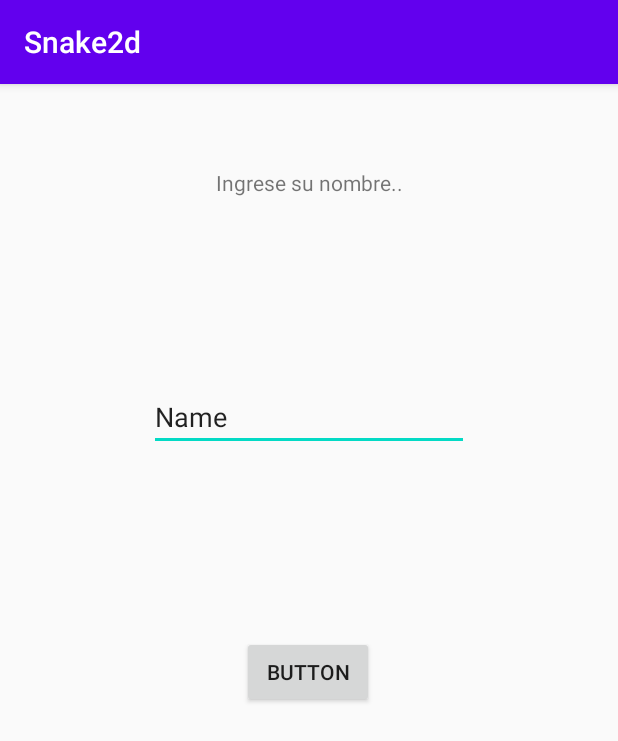
After one commit to diogalcam/Snake2d, an Android app: the Nombre screen opened directly, with no data from a screen before it, on a phone screen of 412 x 824 dp. The commit adds this screen. Shown: the top 741 px of the screen. Run offline under Robolectric (Android 15) with nearby library versions, the light colour scheme and no system bars.

Commit message:
Añadido ingresar nombre etc

```diff
--- a/app/src/main/AndroidManifest.xml
+++ b/app/src/main/AndroidManifest.xml
@@ -9,7 +9,8 @@
         android:roundIcon="@mipmap/ic_launcher_round"
         android:supportsRtl="true"
         android:theme="@style/AppTheme">
-        <activity android:name=".Marcador"></activity>
+        <activity android:name=".Nombre"></activity>
+        <activity android:name=".Marcador" />
         <activity android:name=".MainActivity" />
         <activity android:name=".GameActivity" />
         <activity android:name=".MenuActivity">
--- /dev/null
+++ b/app/src/main/java/com/example/snake2d/Nombre.java
@@ -0,0 +1,46 @@
+package com.example.snake2d;
+
+import androidx.appcompat.app.AppCompatActivity;
+
+import android.content.Intent;
+import android.os.Bundle;
+import android.util.Log;
+import android.view.View;
+import android.widget.Button;
+import android.widget.EditText;
+import android.widget.TextView;
+
+public class Nombre extends AppCompatActivity {
+    private TextView textView;
+    private EditText editText;
+    private Button buttonName;
+    public String nombreARecuperar;
+
+    @Override
+    protected void onCreate(Bundle savedInstanceState) {
+        super.onCreate(savedInstanceState);
+        setContentView(R.layout.activity_nombre);
+
+        textView = (TextView) findViewById(R.id.textViewName);
+        textView.setText("Ingrese su nombre..");
+
+        editText = (EditText) findViewById(R.id.editText);
+
+
+        buttonName = (Button) findViewById(R.id.buttonName);
+        buttonName.setOnClickListener(new View.OnClickListener(){
+            public void onClick(View v){
+                nombreARecuperar = editText.getText().toString();
+                Log.v("EditText", nombreARecuperar);
+                openActivity();
+            }
+        });
+    }
+
+    public void openActivity(){
+        Intent intent = new Intent(this,MainActivity.class);
+        intent.putExtra("nombreARecuperar",nombreARecuperar);
+        startActivity(intent);
+
+    }
+}
--- a/app/src/main/res/layout/activity_main.xml
+++ b/app/src/main/res/layout/activity_main.xml
@@ -10,7 +10,6 @@
         android:layout_width="wrap_content"
         android:layout_height="wrap_content"
         android:text="Hello World!"
-        app:layout_constraintBottom_toBottomOf="parent"
         app:layout_constraintLeft_toLeftOf="parent"
         app:layout_constraintRight_toRightOf="parent"
         app:layout_constraintTop_toTopOf="parent" />
--- a/app/src/main/res/layout/activity_marcador.xml
+++ b/app/src/main/res/layout/activity_marcador.xml
@@ -4,4 +4,6 @@
     xmlns:tools="http://schemas.android.com/tools"
     android:layout_width="match_parent"
     android:layout_height="match_parent"
-    tools:context=".Marcador"/>
+    tools:context=".Marcador">
+
+</androidx.constraintlayout.widget.ConstraintLayout>
--- /dev/null
+++ b/app/src/main/res/layout/activity_nombre.xml
@@ -0,0 +1,41 @@
+<?xml version="1.0" encoding="utf-8"?>
+<androidx.constraintlayout.widget.ConstraintLayout xmlns:android="http://schemas.android.com/apk/res/android"
+    xmlns:app="http://schemas.android.com/apk/res-auto"
+    xmlns:tools="http://schemas.android.com/tools"
+    android:layout_width="match_parent"
+    android:layout_height="match_parent"
+    tools:context=".Nombre">
+
+    <Button
+        android:id="@+id/buttonName"
+        android:layout_width="wrap_content"
+        android:layout_height="wrap_content"
+        android:layout_marginBottom="352dp"
+        android:text="Button"
+        app:layout_constraintBottom_toBottomOf="parent"
+        app:layout_constraintEnd_toEndOf="parent"
+        app:layout_constraintHorizontal_bias="0.498"
+        app:layout_constraintStart_toStartOf="parent" />
+
+    <TextView
+        android:id="@+id/textViewName"
+        android:layout_width="wrap_content"
+        android:layout_height="wrap_content"
+        android:layout_marginTop="56dp"
+        android:text="TextView"
+        app:layout_constraintEnd_toEndOf="parent"
+        app:layout_constraintStart_toStartOf="parent"
+        app:layout_constraintTop_toTopOf="parent" />
+
+    <EditText
+        android:id="@+id/editText"
+        android:layout_width="wrap_content"
+        android:layout_height="wrap_content"
+        android:ems="10"
+        android:inputType="textPersonName"
+        android:text="Name"
+        app:layout_constraintBottom_toTopOf="@+id/buttonName"
+        app:layout_constraintEnd_toEndOf="parent"
+        app:layout_constraintStart_toStartOf="parent"
+        app:layout_constraintTop_toBottomOf="@+id/textViewName" />
+</androidx.constraintlayout.widget.ConstraintLayout>
--- a/app/src/main/res/values/strings.xml
+++ b/app/src/main/res/values/strings.xml
@@ -11,5 +11,6 @@
     <string name="hello_second_fragment">Hello second fragment. Arg: %1$s</string>
     <string name="title_activity_menuu">Menuu</string>
     <string name="title_activity_marcador">Marcador</string>
+    <string name="title_activity_nombre">NombreActivity</string>
 
 </resources>
```
Also changed, not shown: app/src/main/java/com/example/snake2d/GameActivity.java (+11 -5 lines), app/src/main/java/com/example/snake2d/MainActivity.java (+6 -2 lines), app/src/main/java/com/example/snake2d/Marcador.java (+9 -1 lines), app/src/main/java/com/example/snake2d/MenuActivity.java (+1 -8 lines), app/src/main/res/navigation/nav_graph4.xml (added, +28 -0 lines).
